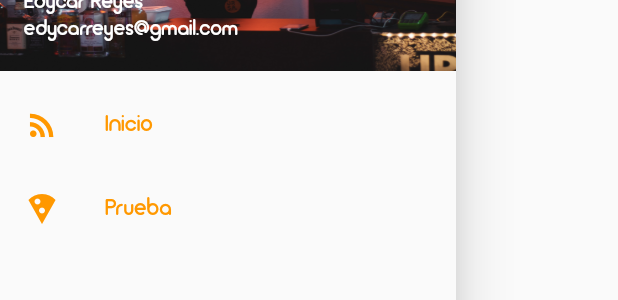
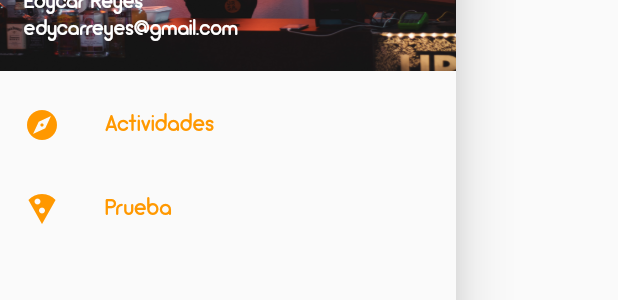
Before and after one commit to edycarreyes99/Vagos, a Flutter app: the NavSide widget shown alone on an empty page, opened directly, on a phone screen of 412 x 824 dp. Shown: the part 171-471 px from the top of the screen. Run offline on Flutter 3.47's test engine with Material 2 defaults, Android fonts, the phone set to English and light mode, and no system bars; our stand-ins replace cloud_firestore, firebase_auth, fluttertoast, google_sign_in, image_picker; missing offline and left inert: floating_search_bar; accounts and stored records are empty; network calls fail.

Commit message:
se cambia el color del hover de la pagina en la que se navega y en la pagina actual mediante su index. Y tambien se les cambia el icono de las 2 paginas de navegacion. Se elimina la 3er pagina de navegacion

```diff
--- a/lib/pages/navside.dart
+++ b/lib/pages/navside.dart
@@ -20,7 +20,7 @@ class NavSide extends StatefulWidget {
   final VoidCallback onCerrarSesion;
 
   final drawerItems = [
-    new DrawerItem("Inicio", Icons.rss_feed),
+    new DrawerItem("Actividades", Icons.explore),
     new DrawerItem("Prueba", Icons.local_pizza),
   ];
 
@@ -100,7 +100,7 @@ class _NavSideState extends State<NavSide> {
           child: Container(
             decoration: i == _selectedDrawerIndex
                 ? BoxDecoration(
-                    color: Colors.orange[50],
+                    color: Colors.orange[100],
                     borderRadius: BorderRadius.only(
                         topRight: Radius.circular(50),
                         bottomRight: Radius.circular(50)))
```
